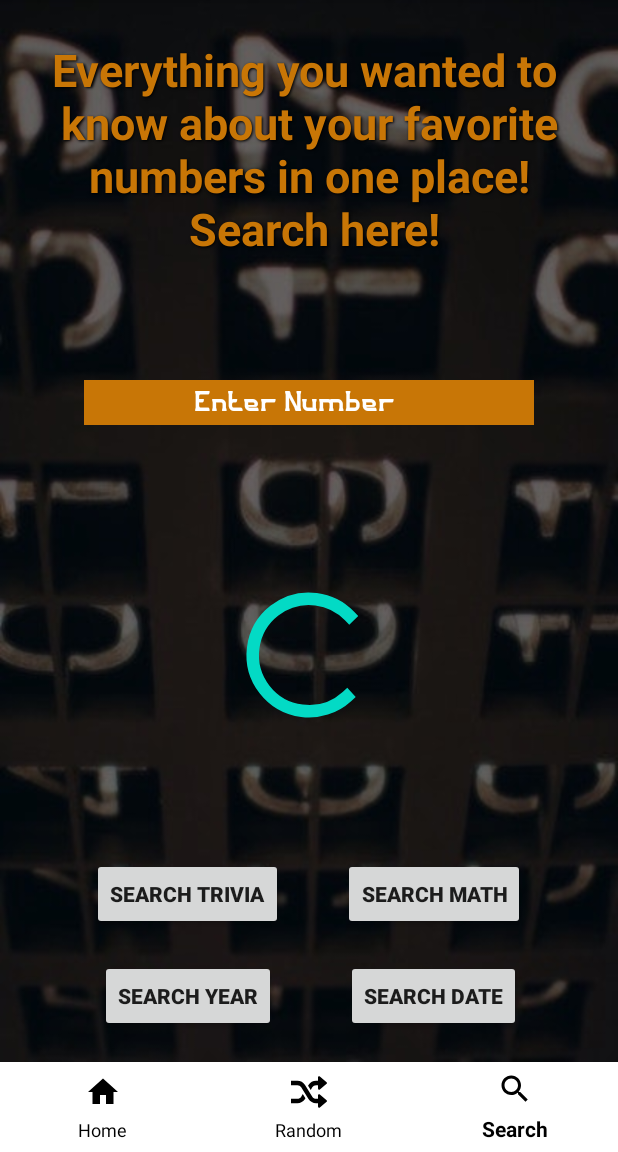
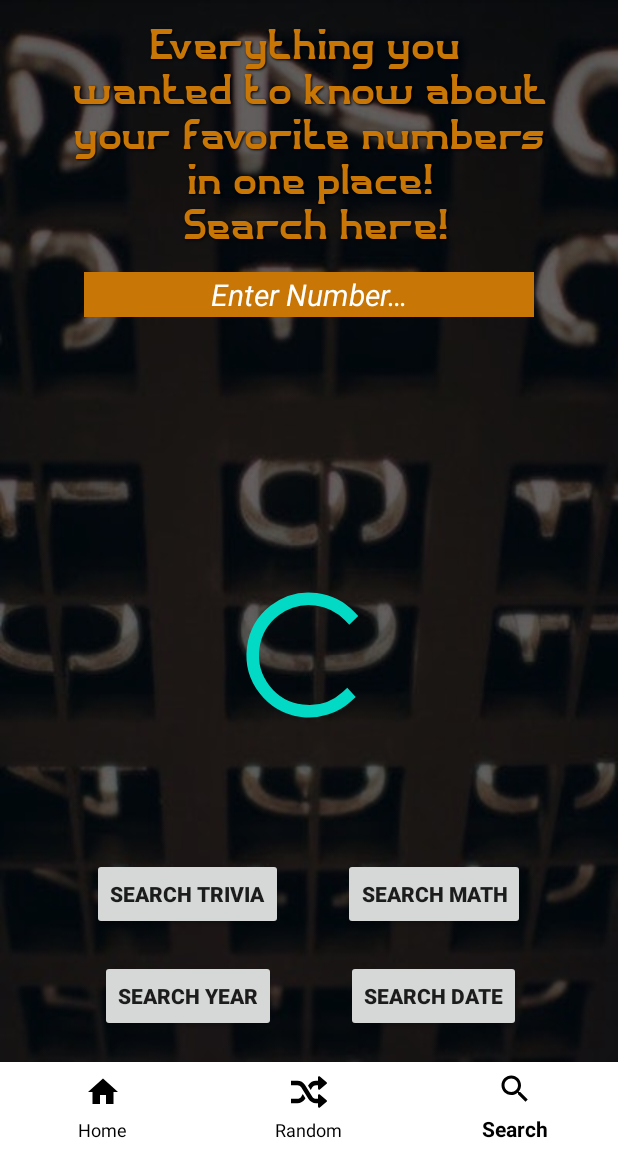
Before and after one commit to StringMeUp/NumbersTrivia, an Android app: the SearchFragment screen opened through its navigation route, on a phone screen of 412 x 824 dp, the part 84-1236 px from its top. Run offline under Robolectric (Android 15) with nearby library versions, the phone set to English and light mode, and no system bars; our stand-ins replace data binding, navigation-ui; 9 statements that could not run were skipped.

Commit message:
Font and formalities

```diff
--- a/app/src/main/java/com/example/numberstrivia/view/SearchFragment.kt
+++ b/app/src/main/java/com/example/numberstrivia/view/SearchFragment.kt
@@ -37,8 +37,7 @@ class SearchFragment : Fragment() {
 
     override fun onViewCreated(view: View, savedInstanceState: Bundle?) {
         super.onViewCreated(view, savedInstanceState)
-
-        binding.editSearch.typeface =
+        binding.textDescription.typeface =
             ResourcesCompat.getFont(requireContext(), R.font.greatadventure)
         binding.textDisplay.typeface =
             ResourcesCompat.getFont(requireContext(), R.font.automobile)
--- a/app/src/main/res/layout/fragment_search.xml
+++ b/app/src/main/res/layout/fragment_search.xml
@@ -1,18 +1,18 @@
 <?xml version="1.0" encoding="utf-8"?>
-<layout>
+<layout xmlns:android="http://schemas.android.com/apk/res/android"
+    xmlns:app="http://schemas.android.com/apk/res-auto"
+    xmlns:tools="http://schemas.android.com/tools">
 
     <data>
 
-        <import type="android.view.View"/>
+        <import type="android.view.View" />
 
         <variable
             name="viewModel"
-            type="com.example.numberstrivia.viewmodel.SearchViewModel"/>
+            type="com.example.numberstrivia.viewmodel.SearchViewModel" />
     </data>
 
-    <androidx.constraintlayout.widget.ConstraintLayout xmlns:android="http://schemas.android.com/apk/res/android"
-        xmlns:app="http://schemas.android.com/apk/res-auto"
-        xmlns:tools="http://schemas.android.com/tools"
+    <androidx.constraintlayout.widget.ConstraintLayout
         android:layout_width="match_parent"
         android:layout_height="match_parent"
         android:background="@drawable/searchbackground"
@@ -32,19 +32,16 @@
             android:textColor="@color/dirtyOrange"
             android:textSize="30sp"
             android:textStyle="bold"
-            app:layout_constraintBottom_toTopOf="@+id/edit_search"
             app:layout_constraintEnd_toEndOf="parent"
             app:layout_constraintHorizontal_bias="0.0"
             app:layout_constraintStart_toStartOf="parent"
-            app:layout_constraintTop_toTopOf="parent"
-            app:layout_constraintVertical_bias="0.111" />
+            app:layout_constraintTop_toTopOf="parent" />
 
         <EditText
             android:id="@+id/edit_search"
             android:layout_width="300dp"
             android:layout_height="30dp"
-            android:layout_marginTop="250dp"
-            android:layout_marginBottom="50dp"
+            android:layout_marginTop="15dp"
             android:background="@color/dirtyOrange"
             android:gravity="center"
             android:hint="@string/editTextText"
@@ -53,10 +50,9 @@
             android:textColorHint="@color/whiteColor"
             android:textSize="20sp"
             android:textStyle="italic"
-            app:layout_constraintBottom_toTopOf="@id/text_display"
             app:layout_constraintEnd_toEndOf="parent"
-            app:layout_constraintStart_toStartOf="parent"
-            app:layout_constraintTop_toTopOf="parent" />
+            app:layout_constraintStart_toStartOf="@+id/text_description"
+            app:layout_constraintTop_toBottomOf="@+id/text_description" />
 
         <TextView
             android:id="@+id/text_display"
--- a/app/src/main/res/values/strings.xml
+++ b/app/src/main/res/values/strings.xml
@@ -12,7 +12,7 @@
     <string name="randomDateButton">Random Date</string>
     <string name="randomMathButton">Random Math</string>
     //fragment_search
-    <string name="searchTextView">Everything you wanted to \n know about your favorite \n numbers in one place! \n Search here! </string>
+    <string name="searchTextView">Everything you \n wanted to know about \n your favorite numbers \n in one place! \n Search here! </string>
     <string name="searchTriviaButton">Search Trivia</string>
     <string name="searchYearButton">Search Year</string>
     <string name="searchDateButton">Search Date</string>
```
